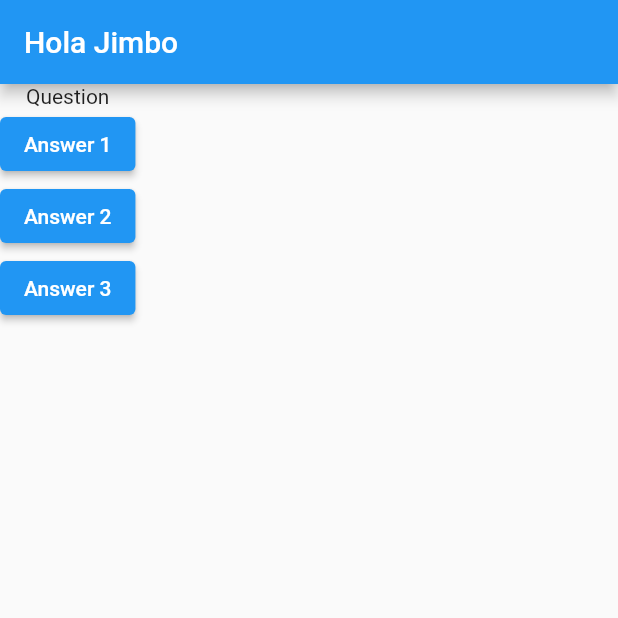
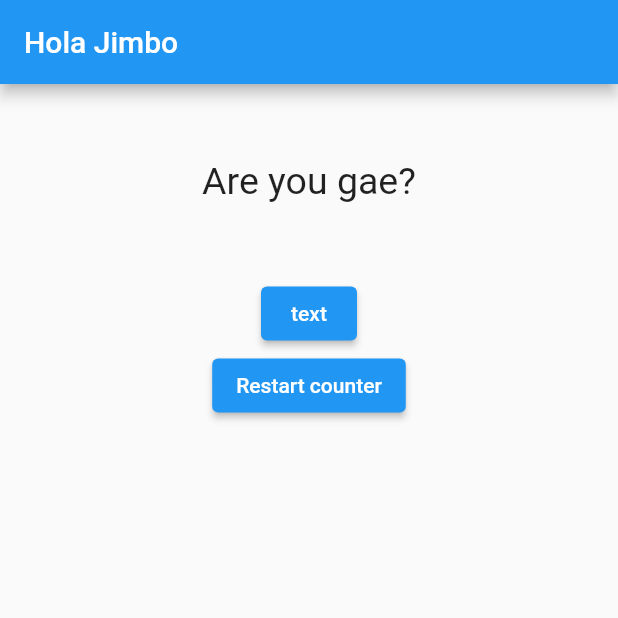
Before and after one commit to jorgemelendez/flutter-learning-module-1, a Flutter app: the screen it shows after launch, on a phone screen of 412 x 824 dp, the top half of it. Run offline on Flutter 3.47's test engine with Material 2 defaults, Android fonts, the phone set to English and light mode, and no system bars.

Commit message:
adding new question component and styling

```diff
--- a/lib/main.dart
+++ b/lib/main.dart
@@ -1,13 +1,33 @@
 import 'package:flutter/material.dart';
+
+import './question.dart';
 
 void main() {
   runApp(MyApp());
 }
 
-class MyApp extends StatelessWidget {
+class MyApp extends StatefulWidget {
+  @override
+  State<StatefulWidget> createState() {
+    return MyAppState();
+  }
+}
+
+class MyAppState extends State<MyApp> {
   void answerQuestion() {
-    print('answer chosen');
+    setState(() {
+      questionIndex++;
+    });
   }
+
+  void restartQuestionCounter() {
+    setState(() {
+      questionIndex = 0;
+    });
+  }
+
+  int questionIndex = 0;
+  var questions = ['Are you gae?', 'Why are you gae'];
 
   @override
   Widget build(BuildContext context) {
@@ -18,18 +38,14 @@ class MyApp extends StatelessWidget {
       ),
       body: Column(
         children: <Widget>[
-          Text('Question'),
+          Question(questions[questionIndex]),
           ElevatedButton(
-            onPressed: () => print('test'),
-            child: Text('Answer 1'),
+            onPressed: answerQuestion,
+            child: Text('text'),
           ),
           ElevatedButton(
-            onPressed: answerQuestion,
-            child: Text('Answer 2'),
-          ),
-          ElevatedButton(
-            onPressed: answerQuestion,
-            child: Text('Answer 3'),
+            onPressed: restartQuestionCounter,
+            child: Text('Restart counter'),
           ),
         ],
       ),
--- /dev/null
+++ b/lib/question.dart
@@ -0,0 +1,20 @@
+import 'package:flutter/material.dart';
+
+class Question extends StatelessWidget {
+  final String _question;
+
+  Question(this._question);
+
+  @override
+  Widget build(BuildContext context) {
+    return Container(
+      width: double.infinity,
+      margin: EdgeInsets.all(50),
+      child: Text(
+        _question,
+        style: TextStyle(fontSize: 25),
+        textAlign: TextAlign.center,
+      ),
+    );
+  }
+}
```
Also changed, not shown: 2 other files.
